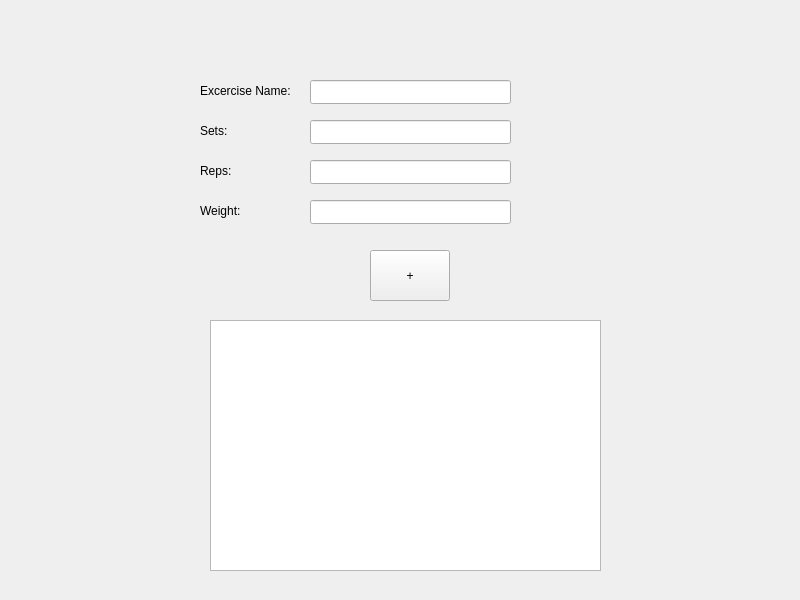
codify4/WorkoutBroGUI, file mainwindow.ui: the form before one commit.
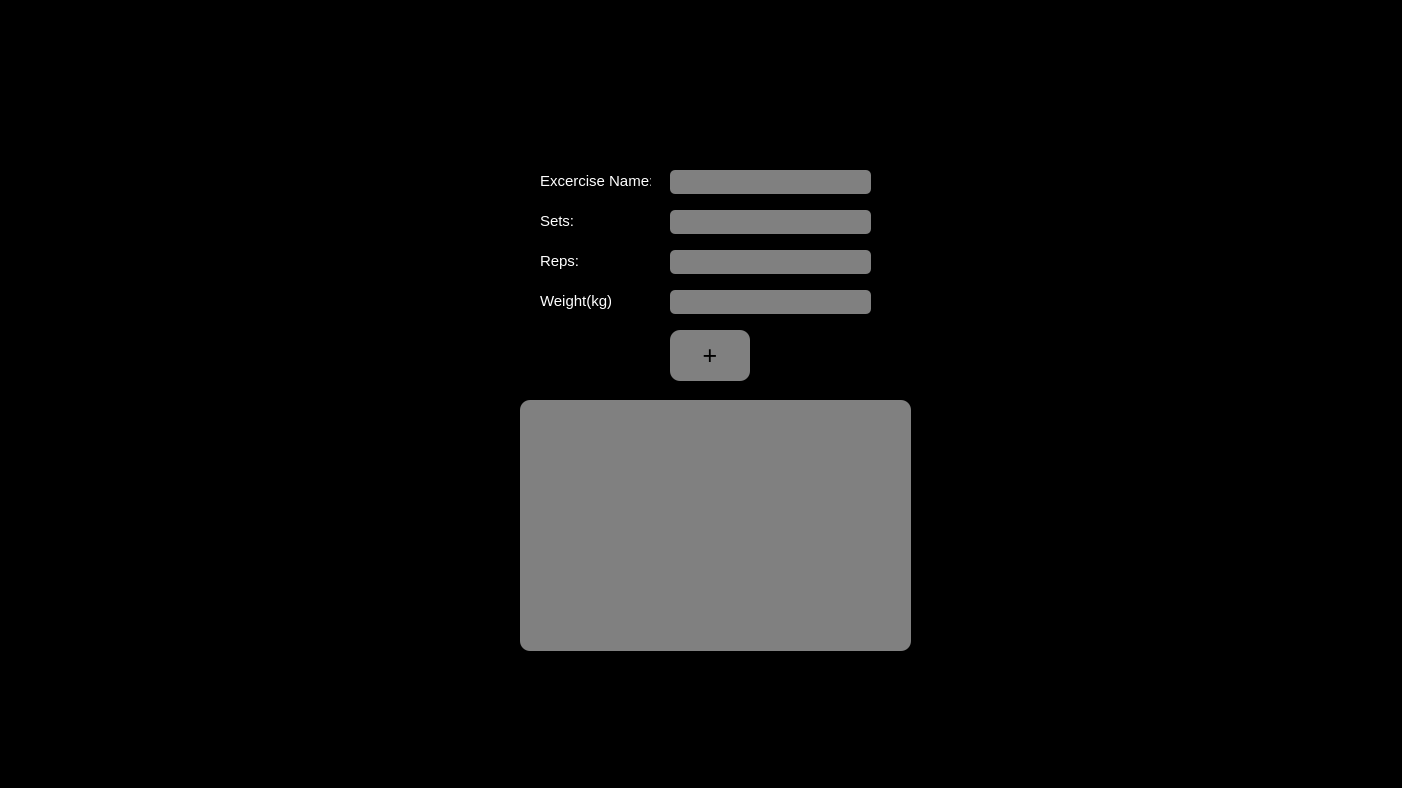
The form after the commit. Icons and pictures are not drawn.

What changed in the file:
```diff
--- a/mainwindow.ui
+++ b/mainwindow.ui
@@ -6,43 +6,69 @@
    <rect>
     <x>0</x>
     <y>0</y>
-    <width>800</width>
-    <height>600</height>
+    <width>1402</width>
+    <height>788</height>
    </rect>
   </property>
   <property name="windowTitle">
    <string>MainWindow</string>
   </property>
+  <property name="styleSheet">
+   <string notr="true">QMainWindow{
+	background-color:black;
+}</string>
+  </property>
   <widget class="QWidget" name="centralwidget">
    <widget class="QLineEdit" name="name">
     <property name="geometry">
      <rect>
-      <x>310</x>
-      <y>80</y>
+      <x>670</x>
+      <y>170</y>
       <width>201</width>
       <height>24</height>
      </rect>
     </property>
+    <property name="styleSheet">
+     <string notr="true">QLineEdit{
+	background-color:gray;
+	font-size:15px;
+	border-radius:5px;
+}</string>
+    </property>
    </widget>
    <widget class="QLineEdit" name="reps">
     <property name="geometry">
      <rect>
-      <x>310</x>
-      <y>160</y>
+      <x>670</x>
+      <y>250</y>
       <width>201</width>
       <height>24</height>
      </rect>
     </property>
+    <property name="styleSheet">
+     <string notr="true">QLineEdit{
+	background-color:gray;
+	font-size:15px;
+	border-radius:5px;
+}</string>
+    </property>
    </widget>
    <widget class="QPushButton" name="btnAdd">
     <property name="geometry">
      <rect>
-      <x>370</x>
-      <y>250</y>
+      <x>670</x>
+      <y>330</y>
       <width>80</width>
       <height>51</height>
      </rect>
     </property>
+    <property name="styleSheet">
+     <string notr="true">QPushButton{
+	font-size:25px;
+	background-color:gray;
+	border-radius:10px;
+}</string>
+    </property>
     <property name="text">
      <string>+</string>
     </property>
@@ -50,22 +76,36 @@
    <widget class="QListWidget" name="listWorkouts">
     <property name="geometry">
      <rect>
-      <x>210</x>
-      <y>320</y>
+      <x>520</x>
+      <y>400</y>
       <width>391</width>
       <height>251</height>
      </rect>
     </property>
+    <property name="styleSheet">
+     <string notr="true">QListWidget{
+	background-color:gray;
+	color:white;
+	font-size:15px;
+	border-radius:10px;
+}</string>
+    </property>
    </widget>
    <widget class="QLabel" name="nameLabel">
     <property name="geometry">
      <rect>
-      <x>200</x>
-      <y>80</y>
-      <width>101</width>
+      <x>540</x>
+      <y>170</y>
+      <width>111</width>
       <height>21</height>
      </rect>
     </property>
+    <property name="styleSheet">
+     <string notr="true">QLabel{
+	color:white;
+	font-size:15px;
+}</string>
+    </property>
     <property name="text">
      <string>Excercise Name: </string>
     </property>
@@ -73,12 +113,18 @@
    <widget class="QLabel" name="repsLable">
     <property name="geometry">
      <rect>
-      <x>200</x>
-      <y>160</y>
+      <x>540</x>
+      <y>250</y>
       <width>71</width>
       <height>21</height>
      </rect>
     </property>
+    <property name="styleSheet">
+     <string notr="true">QLabel{
+	color:white;
+	font-size:15px;
+}</string>
+    </property>
     <property name="text">
      <string>Reps:</string>
     </property>
@@ -86,35 +132,54 @@
    <widget class="QLabel" name="weightLabel">
     <property name="geometry">
      <rect>
-      <x>200</x>
-      <y>200</y>
+      <x>540</x>
+      <y>290</y>
       <width>71</width>
       <height>21</height>
      </rect>
     </property>
+    <property name="styleSheet">
+     <string notr="true">QLabel{
+	color:white;
+	font-size:15px;
+}</string>
+    </property>
     <property name="text">
-     <string>Weight:</string>
+     <string>Weight(kg):</string>
     </property>
    </widget>
    <widget class="QLineEdit" name="weight">
     <property name="geometry">
      <rect>
-      <x>310</x>
-      <y>200</y>
+      <x>670</x>
+      <y>290</y>
       <width>201</width>
       <height>24</height>
      </rect>
     </property>
+    <property name="styleSheet">
+     <string notr="true">QLineEdit{
+	background-color:gray;
+	font-size:15px;
+	border-radius:5px;
+}</string>
+    </property>
    </widget>
    <widget class="QLabel" name="setsLable">
     <property name="geometry">
      <rect>
-      <x>200</x>
-      <y>120</y>
+      <x>540</x>
+      <y>210</y>
       <width>71</width>
       <height>21</height>
      </rect>
     </property>
+    <property name="styleSheet">
+     <string notr="true">QLabel{
+	color:white;
+	font-size:15px;
+}</string>
+    </property>
     <property name="text">
      <string>Sets:</string>
     </property>
@@ -122,11 +187,40 @@
    <widget class="QLineEdit" name="sets">
     <property name="geometry">
      <rect>
-      <x>310</x>
-      <y>120</y>
+      <x>670</x>
+      <y>210</y>
       <width>201</width>
       <height>24</height>
      </rect>
+    </property>
+    <property name="styleSheet">
+     <string notr="true">QLineEdit{
+	background-color:gray;
+	font-size:15px;
+	border-radius:5px;
+}</string>
+    </property>
+   </widget>
+   <widget class="QLabel" name="label">
+    <property name="geometry">
+     <rect>
+      <x>510</x>
+      <y>10</y>
+      <width>400</width>
+      <height>151</height>
+     </rect>
+    </property>
+    <property name="maximumSize">
+     <size>
+      <width>400</width>
+      <height>300</height>
+     </size>
+    </property>
+    <property name="text">
+     <string/>
+    </property>
+    <property name="pixmap">
+     <pixmap>../../../../Downloads/WorkoutBroLogo.png</pixmap>
     </property>
    </widget>
   </widget>
```
